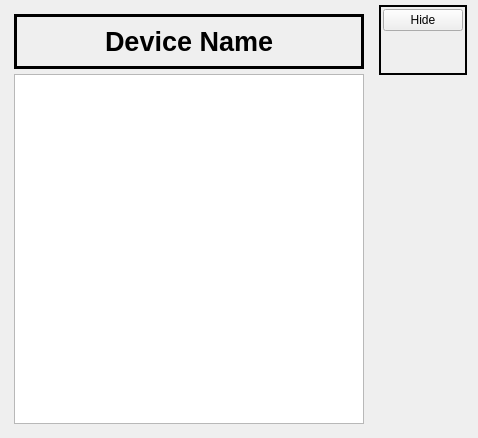
Qt form typhon/ui/base.ui (pcdshub/typhos) before a commit.
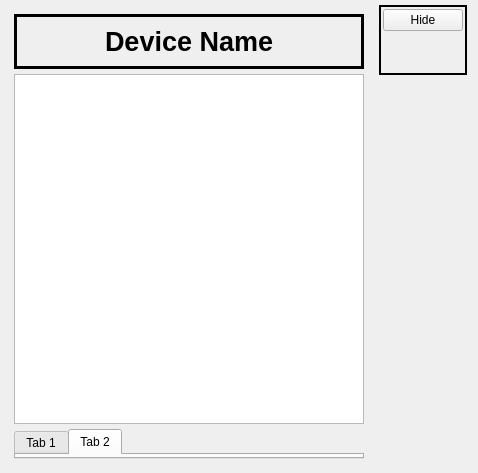
The same form after that commit. Custom widgets are drawn as their Qt base class.

Commit message: UI: Replace two hideable panels with one tab widget

Patch:
```diff
--- a/typhon/ui/base.ui
+++ b/typhon/ui/base.ui
@@ -43,7 +43,7 @@
        <verstretch>0</verstretch>
       </sizepolicy>
      </property>
-     <layout class="QVBoxLayout" name="main_layout" stretch="0,0">
+     <layout class="QVBoxLayout" name="main_layout" stretch="0,0,0">
       <property name="spacing">
        <number>5</number>
       </property>
@@ -158,6 +158,35 @@
         </property>
        </widget>
       </item>
+      <item>
+       <widget class="QTabWidget" name="signal_tab">
+        <property name="tabPosition">
+         <enum>QTabWidget::North</enum>
+        </property>
+        <property name="tabShape">
+         <enum>QTabWidget::Rounded</enum>
+        </property>
+        <property name="currentIndex">
+         <number>1</number>
+        </property>
+        <property name="elideMode">
+         <enum>Qt::ElideNone</enum>
+        </property>
+        <property name="tabBarAutoHide">
+         <bool>false</bool>
+        </property>
+        <widget class="QWidget" name="tab">
+         <attribute name="title">
+          <string>Tab 1</string>
+         </attribute>
+        </widget>
+        <widget class="QWidget" name="tab_2">
+         <attribute name="title">
+          <string>Tab 2</string>
+         </attribute>
+        </widget>
+       </widget>
+      </item>
      </layout>
     </widget>
    </item>
```
Left out of the diff: 18 changed lines with no effect on the pictures. The commit also changes 1 other file.
